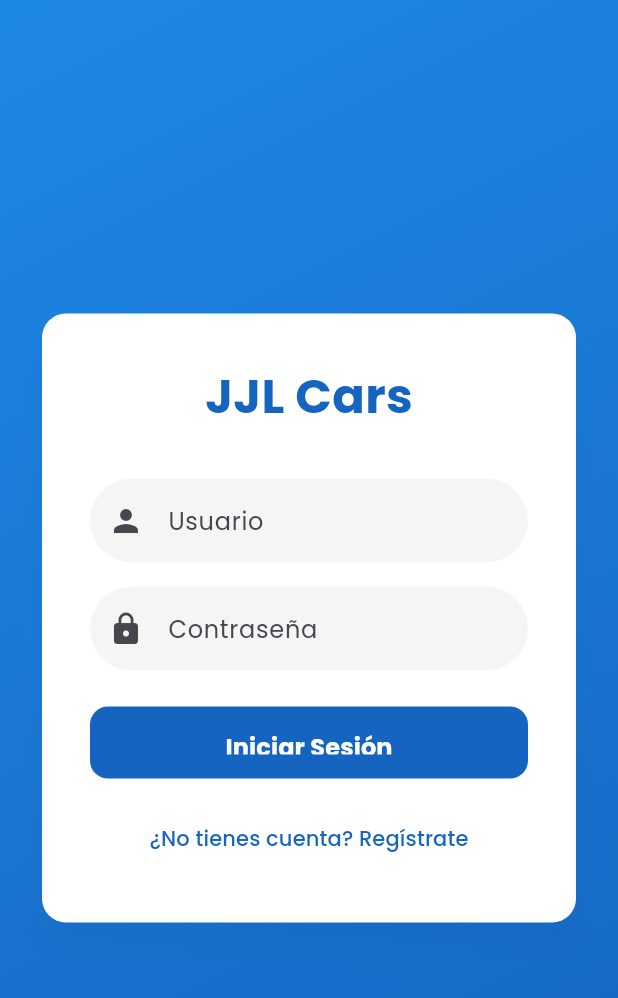
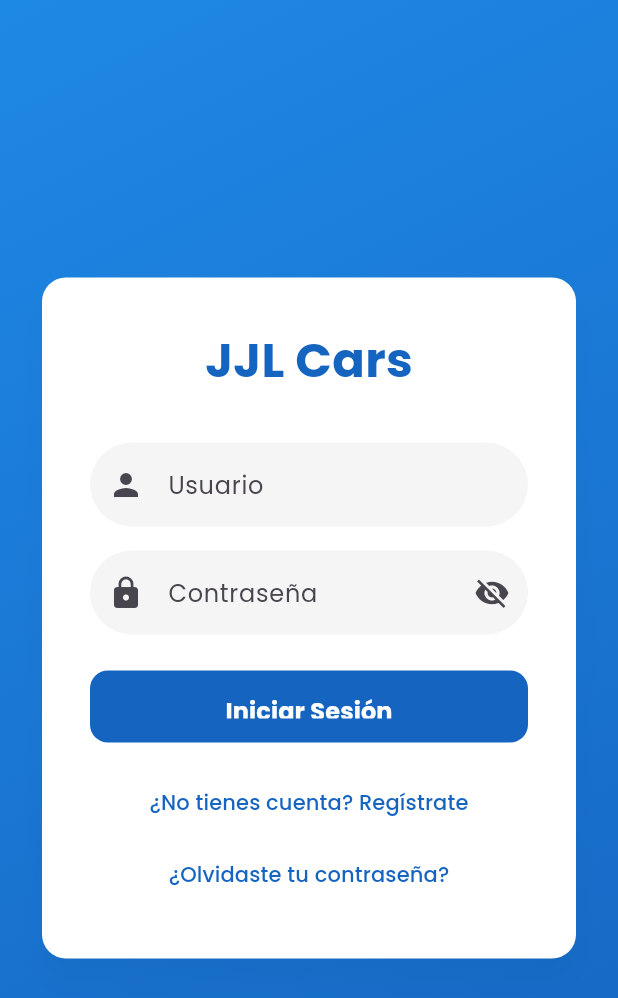
Before and after one commit to Mar-ar7/jjlcars_application_1, a Flutter app: the screen it shows after launch, on a phone screen of 412 x 824 dp. Shown: the top 998 px of the screen. Run offline on Flutter 3.47's test engine with Material 3 defaults, Android fonts, the phone set to English and light mode, and no system bars; our stand-ins replace fl_chart, google_fonts.

Commit message:
Cambio de contraseña

```diff
--- a/lib/routes.dart
+++ b/lib/routes.dart
@@ -10,6 +10,7 @@ import 'screens/ventas_screen.dart';
 import 'screens/empleados_screen.dart';
 import 'screens/marcas_screen.dart';
 import 'screens/proyecciones_screen.dart';
+import 'screens/reset_password_screen.dart';
 
 final Map<String, WidgetBuilder> routes = {
   '/': (context) => const LoginScreen(),
@@ -29,6 +30,7 @@ final Map<String, WidgetBuilder> routes = {
   '/empleados': (context) => EmpleadosScreen(),
   '/marcas': (context) => MarcasScreen(),
   '/proyecciones': (context) => ProyeccionesScreen(),
+  '/resetPassword': (context) => const ResetPasswordScreen(),
   // Aquí agregaremos más rutas conforme creemos las pantallas
 };
 
--- a/lib/screens/login_screen.dart
+++ b/lib/screens/login_screen.dart
@@ -14,6 +14,9 @@ class _LoginScreenState extends State<LoginScreen> {
   final _passwordController = TextEditingController();
   bool _isLoading = false;
   String? _errorMessage;
+
+  // Add state variable for password visibility
+  bool _isPasswordVisible = false;
 
   final ApiService _apiService = ApiService();
 
@@ -114,8 +117,19 @@ class _LoginScreenState extends State<LoginScreen> {
                             border: OutlineInputBorder(
                               borderRadius: BorderRadius.circular(12),
                             ),
+                            // Add suffix icon to toggle password visibility
+                            suffixIcon: IconButton(
+                              icon: Icon(
+                                _isPasswordVisible ? Icons.visibility : Icons.visibility_off,
+                              ),
+                              onPressed: () {
+                                setState(() {
+                                  _isPasswordVisible = !_isPasswordVisible;
+                                });
+                              },
+                            ),
                           ),
-                          obscureText: true,
+                          obscureText: !_isPasswordVisible, // Use state variable here
                           validator: (value) {
                             if (value == null || value.isEmpty) {
                               return 'Por favor ingrese su contraseña';
@@ -166,6 +180,17 @@ class _LoginScreenState extends State<LoginScreen> {
                             style: TextStyle(color: Color(0xFF1565C0)),
                           ),
                         ),
+                        // Add Forgot Password button/link
+                        TextButton(
+                          onPressed: () {
+                            // Navigate to the Forgot Password screen
+                            Navigator.pushNamed(context, '/resetPassword'); // Assuming a route named '/resetPassword'
+                          },
+                          child: const Text(
+                            '¿Olvidaste tu contraseña?',
+                            style: TextStyle(color: Color(0xFF1565C0)),
+                          ),
+                        ),
                       ],
                     ),
                   ),
```
